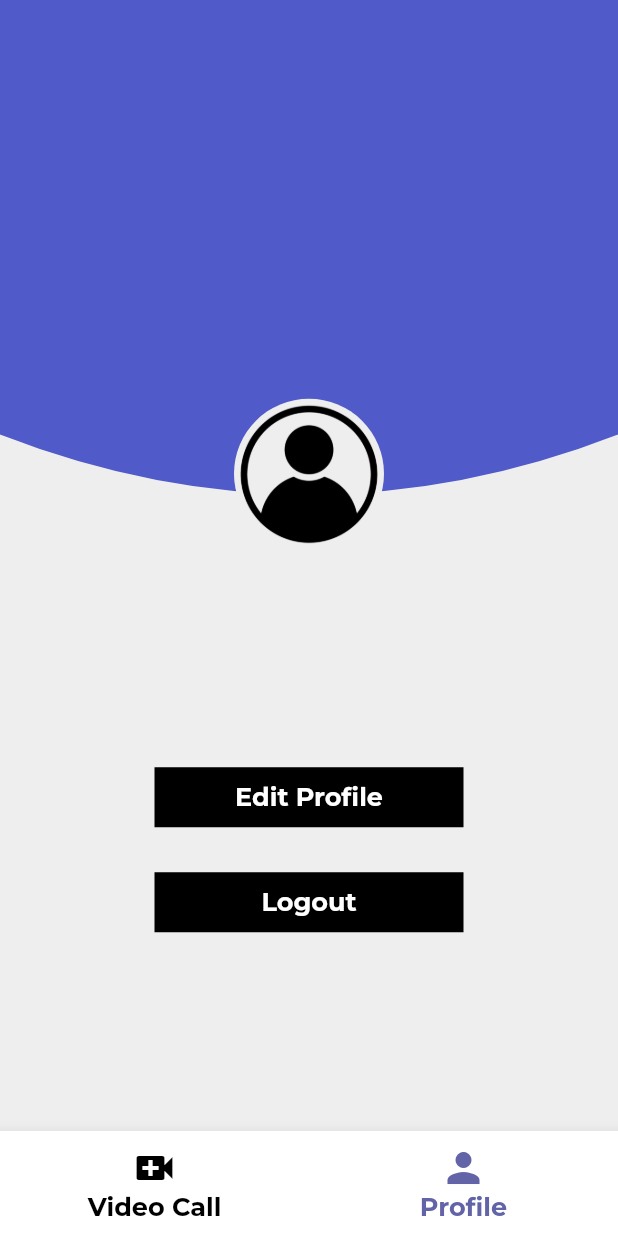
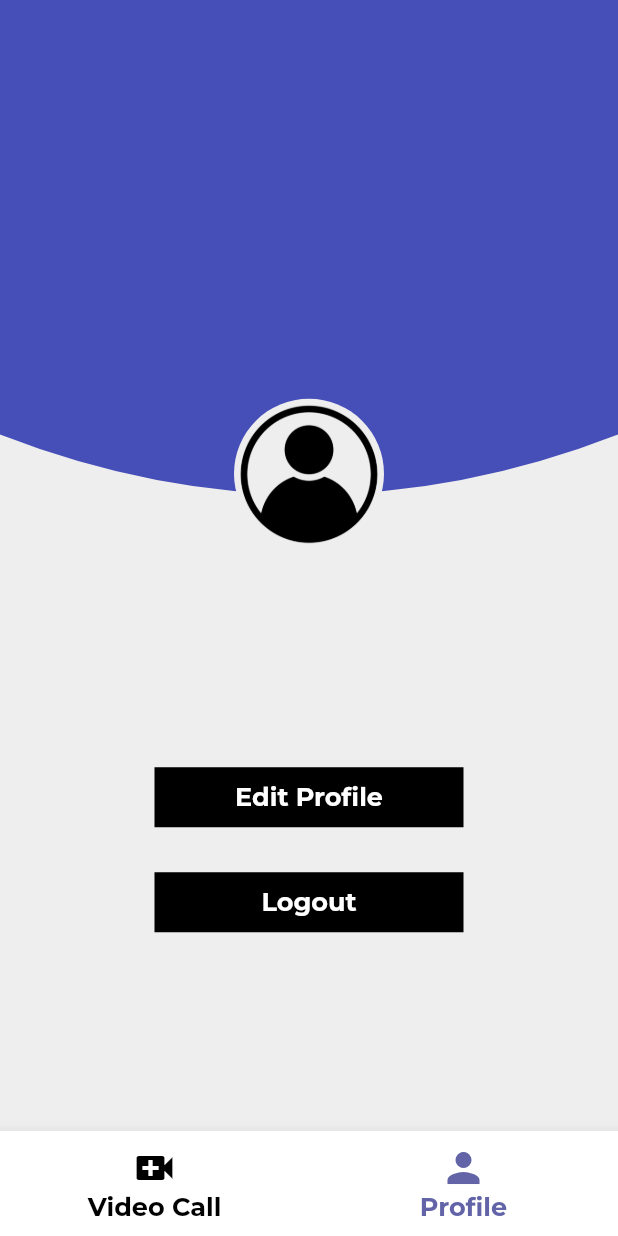
Before and after one commit to iamparasbansal/MicroTeams, a Flutter app: the screen it shows once a user with an empty profile is signed in, item 2 of the bottom bar chosen, on a phone screen of 412 x 824 dp. Run offline on Flutter 3.47's test engine with Material 2 defaults, Android fonts, the phone set to English and light mode, and no system bars; our stand-ins replace cloud_firestore, firebase_auth, firebase_core, flutter_custom_clippers, google_fonts, introduction_screen; missing offline and left inert: flutter_config; accounts and stored records are empty.

Commit message:
Code Readability and Modularity increased

```diff
--- a/MicroTeamsColors.txt
+++ /dev/null
@@ -1,4 +0,0 @@
-Color microTeamsLight = Color(0xff7B83EB);
-Color microTeamsDark1 = Color(0xff505AC9);
-Color microTeamsDark2 = Color(0xff464EB8);
-Color microTeamsSecondary = Color(0xff6264A7);
--- a/lib/main.dart
+++ b/lib/main.dart
@@ -3,7 +3,7 @@ import 'package:firebase_core/firebase_core.dart';
 import 'package:flutter/material.dart';
 import 'package:flutter_config/flutter_config.dart';
 import 'package:microteams/screens/home-page.dart';
-import 'package:microteams/screens/intro-auth-screen.dart';
+import 'package:microteams/screens/intro-screens.dart';
 
 void main() async {
   WidgetsFlutterBinding.ensureInitialized();
--- a/lib/screens/home-page.dart
+++ b/lib/screens/home-page.dart
@@ -1,11 +1,17 @@
+//------------------------------------------------------------------------
+// This is the Home page
+// It has a Bottom Navigation Bar
+// So that User can switch between Video Conference and Profile Page
+//------------------------------------------------------------------------
+
 import 'package:flutter/material.dart';
 import 'package:microteams/screens/profile-screen.dart';
 import 'package:microteams/screens/video-conference-screen.dart';
-import 'package:microteams/variables.dart';
+import 'package:microteams/theme/app-colors.dart';
+import 'package:microteams/utils/variables.dart';
 
 class HomePage extends StatefulWidget {
   const HomePage({ Key? key }) : super(key: key);
-
   @override
   _HomePageState createState() => _HomePageState();
 }
@@ -18,13 +24,13 @@ class _HomePageState extends State<HomePage> {
   @override
   Widget build(BuildContext context) {
     return Scaffold(
-      backgroundColor: Colors.grey[200],
+      backgroundColor: greyLight,
       bottomNavigationBar: BottomNavigationBar(
-        backgroundColor: Colors.white,
-        selectedItemColor: Color(0xff6264A7),
-        selectedLabelStyle: mystyle(17, Color(0xff6264A7)),
-        unselectedItemColor: Colors.black,
-        unselectedLabelStyle: mystyle(17, Colors.black),
+        backgroundColor: white,
+        selectedItemColor: purpleSecondary,
+        selectedLabelStyle: mystyle(17, purpleSecondary),
+        unselectedItemColor: black,
+        unselectedLabelStyle: mystyle(17, black),
         currentIndex: page,
         onTap: (index){
           setState(() {
--- a/lib/screens/profile-screen.dart
+++ b/lib/screens/profile-screen.dart
@@ -1,11 +1,14 @@
-import 'dart:ffi';
+//------------------------------------------------------------------------
+// Profile Screen of User
+//------------------------------------------------------------------------
 
 import 'package:cloud_firestore/cloud_firestore.dart';
 import 'package:firebase_auth/firebase_auth.dart';
 import 'package:flutter/material.dart';
 import 'package:flutter_custom_clippers/flutter_custom_clippers.dart';
-import 'package:microteams/authentication/navigate-auth-screen.dart';
-import 'package:microteams/variables.dart';
+import 'package:microteams/screens/navigate-auth-screen.dart';
+import 'package:microteams/theme/app-colors.dart';
+import 'package:microteams/utils/variables.dart';
 
 class ProfileScreen extends StatefulWidget {
   const ProfileScreen({ Key? key }) : super(key: key);
@@ -25,6 +28,9 @@ class _ProfileScreenState extends State<ProfileScreen> {
     getUserData();
   }
 
+  //------------------------------------------------------------------------
+  // Function to get User Data from Firestore Database
+  //------------------------------------------------------------------------
   getUserData() async{
     DocumentSnapshot userDoc = await userCollection.doc(FirebaseAuth.instance.currentUser!.uid).get();
      setState((){
@@ -35,23 +41,25 @@ class _ProfileScreenState extends State<ProfileScreen> {
 
   @override
   Widget build(BuildContext context) {
-    return Scaffold(
-      backgroundColor: Colors.grey[200],
-      body: dataIsThere == false ? Center(
-        child: CircularProgressIndicator(),
-      ) : Stack(
-        children: [
-          ClipPath(
+
+    //------------------------------------------------------------------------
+    // Circular Purple Clip at Top of Profile Page
+    //------------------------------------------------------------------------
+    var clipPath = ClipPath(
       clipper: OvalBottomBorderClipper(),
       child: Container(
         width: double.infinity,
         height: MediaQuery.of(context).size.height/2.5,
         decoration: BoxDecoration(
-                color: Color(0xff505AC9)
+          color: purplePrimary
         ),
       ),
-          ),
-          Container(
+    );
+
+    //------------------------------------------------------------------------
+    // User Profile Pic Container
+    //------------------------------------------------------------------------
+    var circleAvatar = Container(
       margin: EdgeInsets.only(
         left: (MediaQuery.of(context).size.width / 2)-50,
         top: MediaQuery.of(context).size.height / 3.1,
@@ -60,46 +68,36 @@ class _ProfileScreenState extends State<ProfileScreen> {
         width: 100,
         height: 100,
         decoration: BoxDecoration(
-                color: Colors.grey[200],
+          color: greyLight,
           shape: BoxShape.circle,
           image: DecorationImage(
             image:  AssetImage('images/profile.png'),
           ),
         ),
       )
-          ),
-          Center(
-            child: Column(
-              mainAxisAlignment: MainAxisAlignment.center,
-              children: [
-                SizedBox(
-                  height: 300,
-                ),
-                Text(
-                  name,
-                  style: mystyle(40, Colors.black),
-                  textAlign: TextAlign.center,
-                ),
-                SizedBox(
-                  height: 30,
-                ),
-                Container(
+    );
+
+    //------------------------------------------------------------------------
+    // Button to provide Edit Profile Functionality
+    //------------------------------------------------------------------------
+    var editProfileButton = Container(
       width: MediaQuery.of(context).size.width/2,
       height: 40,
       decoration: BoxDecoration(
-                    color: Colors.black,
+        color: black,
       ),
       child: Center(
         child: Text(
           "Edit Profile",
-                      style: mystyle(17, Colors.white),
+          style: mystyle(17, white),
         ),
       ),
-                ),
-                SizedBox(
-                  height: 30,
-                ),
-                InkWell(
+    );
+
+    //------------------------------------------------------------------------
+    // Logout Button
+    //------------------------------------------------------------------------
+    var logoutButton = InkWell(
       onTap: (){
         FirebaseAuth.instance.signOut();
         Navigator.push(
@@ -111,16 +109,39 @@ class _ProfileScreenState extends State<ProfileScreen> {
         width: MediaQuery.of(context).size.width/2,
         height: 40,
         decoration: BoxDecoration(
-                      color: Colors.black,
+          color: black,
         ),
         child: Center(
           child: Text(
             "Logout",
-                        style: mystyle(17, Colors.white),
+            style: mystyle(17, white),
           ),
         ),
       ),
+    );
+
+    return Scaffold(
+      backgroundColor: greyLight,
+      body: dataIsThere == false ? Center(
+        child: CircularProgressIndicator(),
+      ) : Stack(
+        children: [
+          clipPath,
+          circleAvatar,
+          Center(
+            child: Column(
+              mainAxisAlignment: MainAxisAlignment.center,
+              children: [
+                mySizedBox(300),
+                Text(
+                  name,
+                  style: mystyle(40, black),
+                  textAlign: TextAlign.center,
                 ),
+                mySizedBox(30),
+                editProfileButton,
+                mySizedBox(30),
+                logoutButton,
               ],
             ),
           ),
--- /dev/null
+++ b/lib/theme/app-colors.dart
@@ -0,0 +1,9 @@
+import 'package:flutter/material.dart';
+
+const purpleLight = Color(0xff7B83EB);
+const purplePrimary = Color(0xff464EB8);
+const purpleSecondary = Color(0xff6264A7);
+const black = Color(0xff000000);
+const white = Color(0xffffffff);
+const greyLight = Color(0xffEEEEEE);
+const grey = Color(0xff9E9E9E);
--- /dev/null
+++ b/lib/utils/variables.dart
@@ -0,0 +1,28 @@
+import 'package:cloud_firestore/cloud_firestore.dart';
+import 'package:flutter/material.dart';
+import 'package:google_fonts/google_fonts.dart';
+
+//------------------------------------------------------------------------
+// Utility Function to quickly provide style to text
+//------------------------------------------------------------------------
+TextStyle mystyle(double size,[Color color = Colors.black, FontWeight fw = FontWeight.w700]){
+  return GoogleFonts.montserrat(
+    fontSize: size,
+    color: color,
+    fontWeight: fw
+  );
+}
+
+//------------------------------------------------------------------------
+// Utility Variable to grab user data from Firestore Database
+//------------------------------------------------------------------------
+CollectionReference userCollection = FirebaseFirestore.instance.collection('users');
+
+//------------------------------------------------------------------------
+// Utility function to provide Vertical Spacing
+//------------------------------------------------------------------------
+SizedBox mySizedBox (double height){
+  return SizedBox(
+    height: height,
+  );
+}
--- a/lib/variables.dart
+++ /dev/null
@@ -1,13 +0,0 @@
-import 'package:cloud_firestore/cloud_firestore.dart';
-import 'package:flutter/material.dart';
-import 'package:google_fonts/google_fonts.dart';
-
-TextStyle mystyle(double size,[Color color = Colors.black, FontWeight fw = FontWeight.w700]){
-  return GoogleFonts.montserrat(
-    fontSize: size,
-    color: color,
-    fontWeight: fw
-  );
-}
-
-CollectionReference userCollection = FirebaseFirestore.instance.collection('users');
--- a/pubspec.yaml
+++ b/pubspec.yaml
@@ -15,11 +15,13 @@ environment:
 dependencies:
   flutter:
     sdk: flutter
+
+  # FireBase Plugins
   firebase_auth:
   cloud_firestore:
   firebase_core:
   provider:
-  modal_progress_hud:
+
   google_fonts:
   uuid:
   intl:
```
Also changed, not shown: lib/authentication/auth-exception-handler.dart (renamed from lib/utils/auth-exception-handler.dart, +3 -4 lines), lib/authentication/firebase-auth-helper.dart (renamed from lib/utils/firebase-auth-helper.dart, +6 -5 lines), lib/screens/intro-auth-screen.dart (deleted, +0 -81 lines), lib/screens/intro-screens.dart (added, +104 -0 lines), lib/screens/navigate-auth-screen.dart (renamed from lib/authentication/navigate-auth-screen.dart, +39 -50 lines), lib/screens/register-screen.dart (renamed from lib/authentication/register-screen.dart, +54 -42 lines), pubspec.lock. Lines whose indentation alone changed are shown as unchanged.
